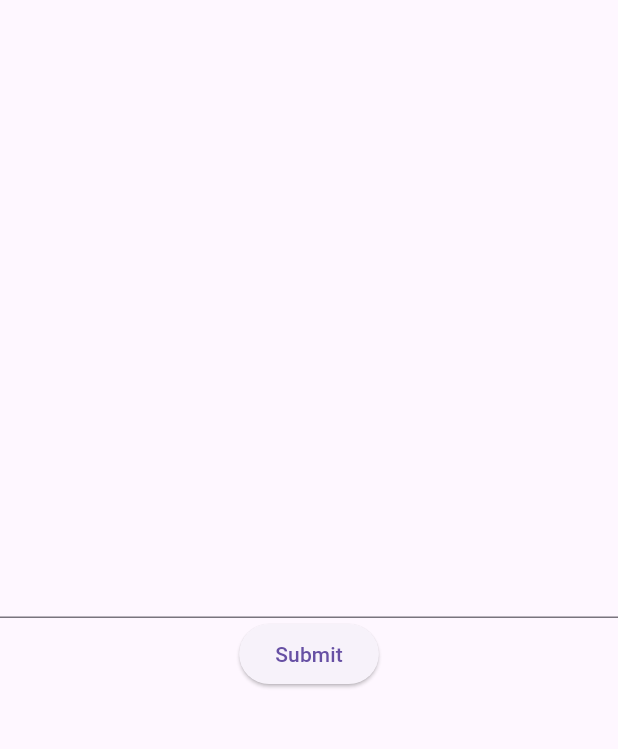
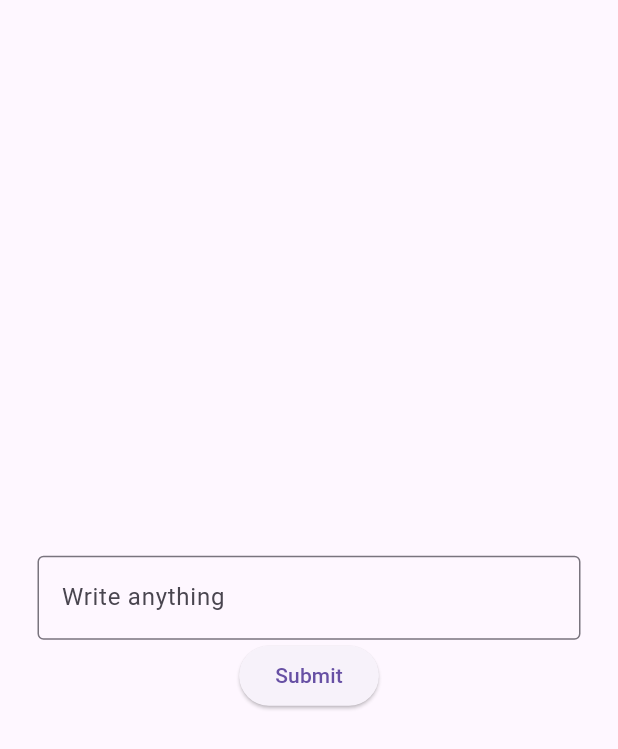
Before and after one commit to kaushalshakya/learning-flutter, a Flutter app: the UserInput screen opened by its route, after a tap on "Submit", on a phone screen of 412 x 824 dp. Shown: the top 749 px of the screen. Run offline on Flutter 3.47's test engine with Material 3 defaults, Android fonts, the phone set to English and light mode, and no system bars.

Commit message:
input controller

```diff
--- a/lib/screens/user_input.dart
+++ b/lib/screens/user_input.dart
@@ -12,27 +12,35 @@ class UserInput extends StatefulWidget {
 class _UserInputState extends State<UserInput> {
   //text editing controller to access user input
   TextEditingController inputController = TextEditingController();
-
+  String greetingMessage = '';
   void handleInput() {
-    if (inputController.text.trim().isNotEmpty) {
-      print(inputController.text);
-    }
+    setState(() {
+      (inputController.text.trim().isNotEmpty)
+          ? greetingMessage = 'Hello ${inputController.text.trim()}'
+          : greetingMessage = '';
+    });
   }
 
   @override
   Widget build(BuildContext context) {
     return Scaffold(
       body: Center(
+        child: Padding(
+          padding: const EdgeInsets.all(25.0),
           child: Column(
             mainAxisAlignment: MainAxisAlignment.center,
             children: [
+              Text(greetingMessage),
               TextField(
                 controller: inputController,
+                decoration: InputDecoration(
+                    border: OutlineInputBorder(), hintText: 'Write anything'),
               ),
               ElevatedButton(onPressed: handleInput, child: Text('Submit'))
             ],
           ),
         ),
+      ),
     );
   }
 }
```
Lines whose indentation alone changed are shown as unchanged.
